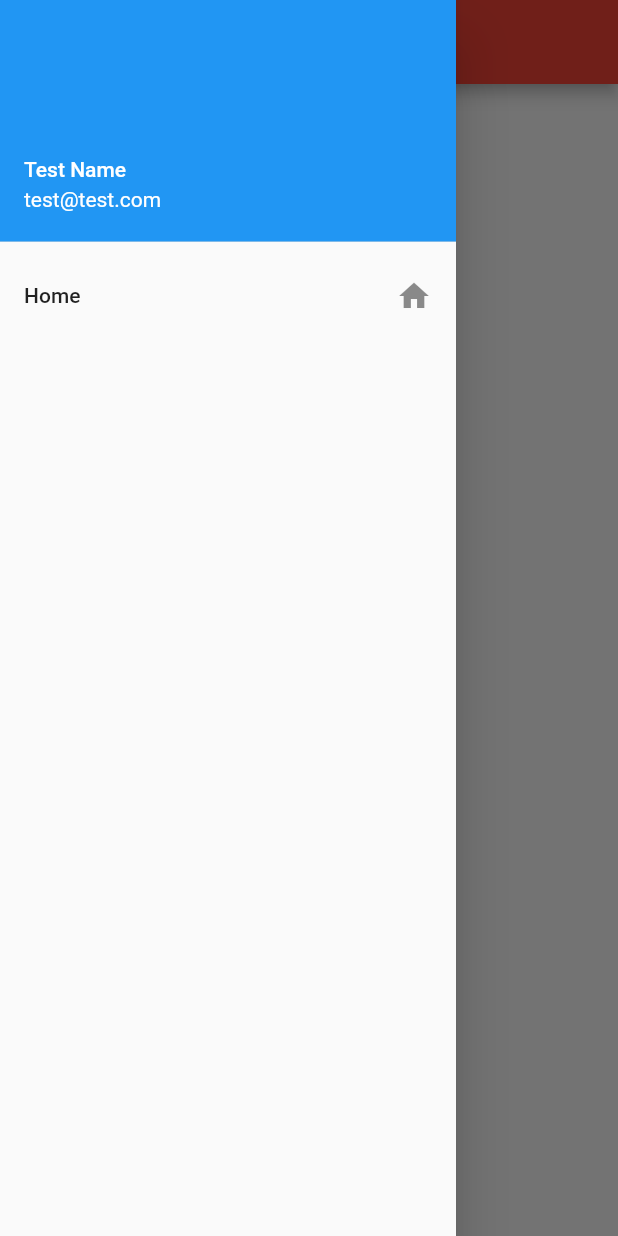
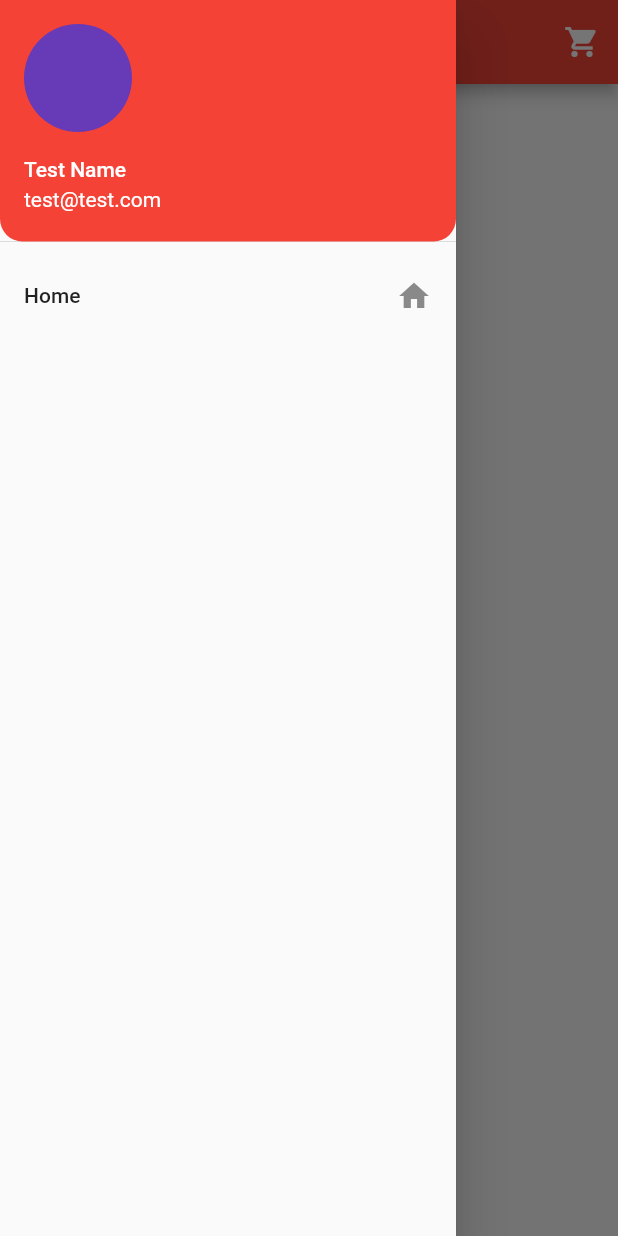
Before and after one commit to Iamkrishnaa/forkhaki-foods, a Flutter app: the screen it shows after launch, with the side drawer open, on a phone screen of 412 x 824 dp. Run offline on Flutter 3.47's test engine with Material 2 defaults, Android fonts, the phone set to English and light mode, and no system bars; our stand-ins replace carousel_slider.

Commit message:
Homepage added

```diff
--- a/lib/main.dart
+++ b/lib/main.dart
@@ -1,4 +1,5 @@
 import 'package:flutter/material.dart';
+import 'package:forkhakifoods/pages/HomePage.dart';
 
 void main() {
   runApp(new MaterialApp(
@@ -10,25 +11,6 @@ void main() {
 class ForkhakiFoods extends StatelessWidget {
   @override
   Widget build(BuildContext context) {
-    return Scaffold(
-      appBar: new AppBar(
-        title: new Text("Forkhaki Foods"),
-        backgroundColor: Colors.red,
-      ),
-      drawer: new Drawer(
-        child: ListView(
-          children: <Widget>[
-            UserAccountsDrawerHeader(
-              accountEmail: new Text('test@test.com'),
-              accountName: new Text('Test Name'),
-            ),
-            ListTile(
-              title: new Text("Home"),
-              trailing: Icon(Icons.home),
-            ),
-          ],
-        ),
-      ),
-    );
+    return HomePage();
   }
 }
--- /dev/null
+++ b/lib/pages/HomePage.dart
@@ -0,0 +1,53 @@
+import 'package:flutter/material.dart';
+
+class HomePage extends StatefulWidget {
+  @override
+  _HomePageState createState() => _HomePageState();
+}
+
+class _HomePageState extends State<HomePage> {
+  @override
+  Widget build(BuildContext context) {
+    return Scaffold(
+      appBar: new AppBar(
+        title: new Text("Forkhaki Foods"),
+        backgroundColor: Colors.red,
+        actions: <Widget>[
+          IconButton(
+            icon: Icon(
+              Icons.shopping_cart,
+              color: Colors.white,
+            ),
+            onPressed: () {},
+          ),
+        ],
+      ),
+      drawer: new Drawer(
+        child: ListView(
+          children: <Widget>[
+            UserAccountsDrawerHeader(
+              accountEmail: new Text('test@test.com'),
+              accountName: new Text('Test Name'),
+              decoration: new BoxDecoration(
+                color: Colors.red,
+                borderRadius: BorderRadius.only(
+                    bottomLeft: Radius.circular(15),
+                    bottomRight: Radius.circular(15)),
+              ),
+              currentAccountPicture: new CircleAvatar(
+                backgroundColor: Colors.deepPurple,
+              ),
+            ),
+            ListTile(
+              title: new Text("Home"),
+              trailing: Icon(Icons.home),
+              onTap: () {
+                Navigator.pop(context);
+              },
+            ),
+          ],
+        ),
+      ),
+    );
+  }
+}
```
